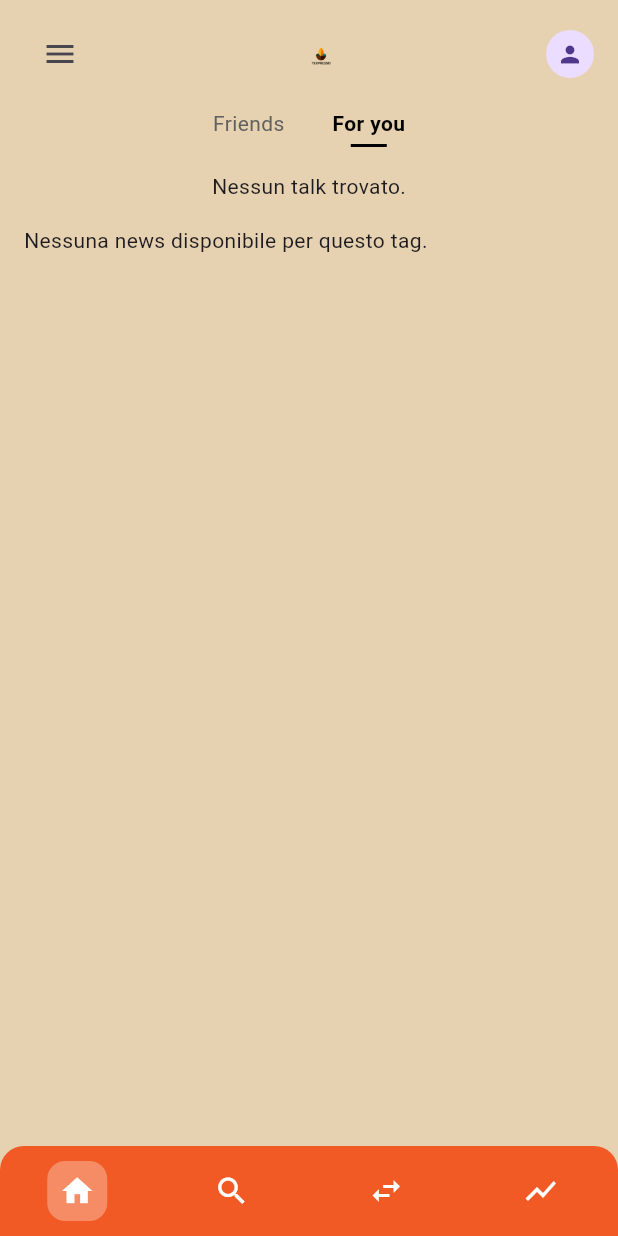
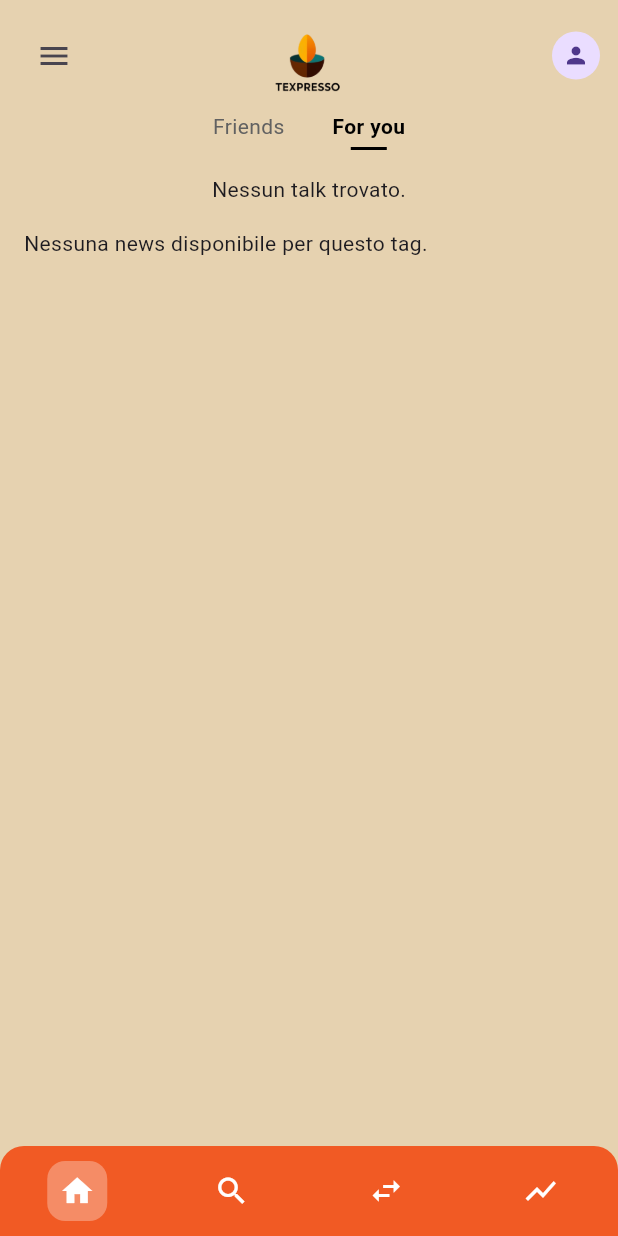
Before and after one commit to RiccardoMaffeis/texpresso, a Flutter app: the HomePage screen opened directly, on a phone screen of 412 x 824 dp. Run offline on Flutter 3.47's test engine with Material 3 defaults, Android fonts, the light colour scheme and no system bars.

Commit message:
feat: implement bottom navigation and search functionality with new pages

```diff
--- /dev/null
+++ b/Code/lib/controller/BottomNavBarController.dart
@@ -0,0 +1,35 @@
+import 'package:flutter/material.dart';
+
+// Importa qui tutte le tue pagine
+import '../views/home_screen.dart';
+import '../views/search_screen.dart';
+// ...altre pagine
+
+class BottomNavBarController extends ChangeNotifier {
+  int _selectedIndex = 0;
+
+  BottomNavBarController({int initialIndex = 0})
+    : _selectedIndex = initialIndex;
+
+  // Lista delle pagine: qui puoi passare parametri/costruttori personalizzati!
+  final List<Widget> _pages = [
+    HomePage(),
+    SearchPage(),
+    Placeholder(), // Sostituisci con la tua pagina 3
+    Placeholder(), // Sostituisci con la tua pagina 4
+  ];
+
+  int get selectedIndex => _selectedIndex;
+  Widget get currentPage => _pages[_selectedIndex];
+
+  void changeTab(int newIndex, BuildContext context) {
+    if (_selectedIndex == newIndex) return;
+    _selectedIndex = newIndex;
+    notifyListeners();
+
+    Navigator.pushReplacement(
+      context,
+      MaterialPageRoute(builder: (_) => _pages[newIndex]),
+    );
+  }
+}
--- a/Code/lib/main.dart
+++ b/Code/lib/main.dart
@@ -1,5 +1,7 @@
 import 'package:flutter/material.dart';
+import 'package:texpresso/views/home_screen.dart';
 import 'package:texpresso/views/login_screen.dart';
+import 'package:texpresso/views/search_screen.dart';
 
 void main() => runApp(const MyApp());
 
--- /dev/null
+++ b/Code/lib/models/News.dart
@@ -0,0 +1,22 @@
+class News {
+  final String title;
+  final String description;
+  final String url;
+  final String? imageUrl;
+
+  News({
+    required this.title,
+    required this.description,
+    required this.url,
+    this.imageUrl,
+  });
+
+  factory News.fromJson(Map<String, dynamic> json) {
+    return News(
+      title: json['title'] as String? ?? '',
+      description: json['description'] as String? ?? '',
+      url: json['url'] as String? ?? '',
+      imageUrl: json['urlToImage'] as String? ?? json['imageUrl'] as String?,
+    );
+  }
+}
--- /dev/null
+++ b/Code/lib/views/BottomNavBar.dart
@@ -0,0 +1,55 @@
+import 'package:flutter/material.dart';
+
+class CustomBottomNavBar extends StatelessWidget {
+  final int currentIndex;
+  final ValueChanged<int> onTap;
+
+  const CustomBottomNavBar({
+    Key? key,
+    required this.currentIndex,
+    required this.onTap,
+  }) : super(key: key);
+
+  @override
+  Widget build(BuildContext context) {
+    return Container(
+      height: 60,
+      decoration: const BoxDecoration(
+        color: Color(0xFFF15A24), // Colore arancione
+        borderRadius: BorderRadius.only(
+          topLeft: Radius.circular(16),
+          topRight: Radius.circular(16),
+        ),
+      ),
+      child: Row(
+        mainAxisAlignment: MainAxisAlignment.spaceAround,
+        children: [
+          _buildNavItem(Icons.home, 0),
+          _buildNavItem(Icons.search, 1),
+          _buildNavItem(Icons.swap_horiz, 2),
+          _buildNavItem(Icons.show_chart, 3),
+        ],
+      ),
+    );
+  }
+
+  Widget _buildNavItem(IconData icon, int index) {
+    final bool isSelected = index == currentIndex;
+    return GestureDetector(
+      onTap: () => onTap(index),
+      child: Container(
+        padding: const EdgeInsets.all(8),
+        decoration: isSelected
+            ? BoxDecoration(
+                color: Colors.white.withOpacity(0.3),
+                borderRadius: BorderRadius.circular(12),
+              )
+            : null,
+        child: Icon(
+          icon,
+          color: Colors.white,
+        ),
+      ),
+    );
+  }
+}
--- a/Code/lib/views/home_screen.dart
+++ b/Code/lib/views/home_screen.dart
@@ -1,34 +1,16 @@
+// lib/views/home_page.dart
+
 import 'dart:convert';
 import 'package:flutter/material.dart';
 import 'package:http/http.dart' as http;
-import 'package:url_launcher/url_launcher.dart'; // <-- per url_launcher
+import 'package:url_launcher/url_launcher.dart';
 
 import '../models/talk.dart';
-import 'login_screen.dart';
-import 'profile_screen.dart';
-
-class News {
-  final String title;
-  final String description;
-  final String url;
-  final String? imageUrl;
-
-  News({
-    required this.title,
-    required this.description,
-    required this.url,
-    this.imageUrl,
-  });
-
-  factory News.fromJson(Map<String, dynamic> json) {
-    return News(
-      title: json['title'] as String? ?? '',
-      description: json['description'] as String? ?? '',
-      url: json['url'] as String? ?? '',
-      imageUrl: json['urlToImage'] as String? ?? json['imageUrl'] as String?,
-    );
-  }
-}
+import '../models/News.dart';
+import '../views/login_screen.dart';
+import '../views/profile_screen.dart';
+import '../views/BottomNavBar.dart';
+import '../controller/BottomNavBarController.dart';
 
 class HomePage extends StatefulWidget {
   final Talk? talkToShow;
@@ -41,7 +23,11 @@ class HomePage extends StatefulWidget {
 class _HomePageState extends State<HomePage> {
   late Future<News?>? _newsFuture;
   int _selectedTab = 1;
-  int _selectedNav = 0;
+
+  // Controller inizializzato a 0 = Home
+  final BottomNavBarController _navController = BottomNavBarController(
+    initialIndex: 0,
+  );
 
   @override
   void initState() {
@@ -54,41 +40,37 @@ class _HomePageState extends State<HomePage> {
     }
   }
 
+  @override
+  void dispose() {
+    _navController.dispose();
+    super.dispose();
+  }
+
   Future<News?> fetchNews(String tag) async {
     final uri = Uri.parse(
       'https://w8mtzslj7l.execute-api.us-east-1.amazonaws.com/default/Get_newsapi_by_tag',
     );
-    final payload = jsonEncode({'query': tag, 'pages': 1});
-    debugPrint('[fetchNews] POST $uri → $payload');
-
     final res = await http.post(
       uri,
       headers: {'Content-Type': 'application/json'},
-      body: payload,
+      body: jsonEncode({'query': tag, 'pages': 1}),
     );
-    debugPrint('[fetchNews] status: ${res.statusCode}');
-    debugPrint('[fetchNews] body: ${res.body}');
-
     if (res.statusCode == 200) {
       try {
         final data = jsonDecode(res.body);
         if (data is List && data.isNotEmpty) {
           return News.fromJson(data[0] as Map<String, dynamic>);
         }
-      } catch (e) {
-        debugPrint('[fetchNews] JSON parse error: $e');
-      }
+      } catch (_) {}
     }
     return null;
   }
 
   Future<void> _launchUrl(String url) async {
     final uri = Uri.parse(url);
-    if (!await canLaunchUrl(uri)) {
-      debugPrint('Could not launch $url');
-      return;
+    if (await canLaunchUrl(uri)) {
+      await launchUrl(uri, mode: LaunchMode.externalApplication);
     }
-    await launchUrl(uri, mode: LaunchMode.externalApplication);
   }
 
   @override
@@ -101,26 +83,29 @@ class _HomePageState extends State<HomePage> {
           children: [
             // — Header —
             Padding(
-              padding: const EdgeInsets.symmetric(horizontal: 16, vertical: 12),
+              padding: const EdgeInsets.symmetric(horizontal: 12, vertical: 12),
               child: Row(
                 children: [
                   IconButton(icon: const Icon(Icons.menu), onPressed: () {}),
-
-                  const Spacer(),
-
-                  Image.asset('lib/resources/Logo.png', width: 32, height: 32),
-
-                  const Spacer(),
-
-                  // Avatar tappabile che apre LoginScreen
+                  Expanded(
+                    child: Center(
+                      child: Image.asset(
+                        'lib/resources/Logo.png',
+                        width: 50,
+                        height: 50,
+                      ),
+                    ),
+                  ),
+                  const SizedBox(width: 19),
                   InkWell(
                     borderRadius: BorderRadius.circular(16),
-                    onTap: () {
-                      Navigator.push(
-                        context,
-                        MaterialPageRoute(builder: (_) => const ProfilePage()),
-                      );
-                    },
+                    onTap:
+                        () => Navigator.push(
+                          context,
+                          MaterialPageRoute(
+                            builder: (_) => const ProfilePage(),
+                          ),
+                        ),
                     child: const CircleAvatar(
                       radius: 16,
                       child: Icon(Icons.person, size: 18),
@@ -139,7 +124,6 @@ class _HomePageState extends State<HomePage> {
                 _buildTabItem(1, 'For you'),
               ],
             ),
-
             const SizedBox(height: 16),
 
             // — Content —
@@ -147,15 +131,11 @@ class _HomePageState extends State<HomePage> {
               child: ListView(
                 padding: const EdgeInsets.symmetric(horizontal: 16),
                 children: [
-                  // Talk Card
                   if (talk != null)
                     _buildTalkCard(talk)
                   else
                     const Center(child: Text('Nessun talk trovato.')),
-
                   const SizedBox(height: 16),
-
-                  // News Card
                   FutureBuilder<News?>(
                     future: _newsFuture,
                     builder: (context, snapshot) {
@@ -167,7 +147,9 @@ class _HomePageState extends State<HomePage> {
                       }
                       final news = snapshot.data;
                       if (news == null) {
-                        return const Text('Nessuna news disponibile per questo tag.');
+                        return const Text(
+                          'Nessuna news disponibile per questo tag.',
+                        );
                       }
                       return Container(
                         decoration: BoxDecoration(
@@ -178,7 +160,7 @@ class _HomePageState extends State<HomePage> {
                         child: Column(
                           crossAxisAlignment: CrossAxisAlignment.start,
                           children: [
-                            if (news.imageUrl != null && news.imageUrl!.isNotEmpty)
+                            if (news.imageUrl?.isNotEmpty == true)
                               ClipRRect(
                                 borderRadius: BorderRadius.circular(12),
                                 child: Image.network(
@@ -188,9 +170,8 @@ class _HomePageState extends State<HomePage> {
                                   fit: BoxFit.cover,
                                 ),
                               ),
-                            if (news.imageUrl != null && news.imageUrl!.isNotEmpty)
+                            if (news.imageUrl?.isNotEmpty == true)
                               const SizedBox(height: 12),
-
                             Text(
                               news.title,
                               style: const TextStyle(
@@ -210,7 +191,9 @@ class _HomePageState extends State<HomePage> {
                             const SizedBox(height: 12),
                             TextButton(
                               onPressed: () => _launchUrl(news.url),
-                              style: TextButton.styleFrom(padding: EdgeInsets.zero),
+                              style: TextButton.styleFrom(
+                                padding: EdgeInsets.zero,
+                              ),
                               child: const Text(
                                 'Leggi di più',
                                 style: TextStyle(
@@ -232,24 +215,21 @@ class _HomePageState extends State<HomePage> {
       ),
 
       // — Bottom Navigation Bar —
-      bottomNavigationBar: Container(
-        height: 60,
-        decoration: const BoxDecoration(
-          color: Color(0xFFF15A24),
-          borderRadius: BorderRadius.only(
-            topLeft: Radius.circular(16),
-            topRight: Radius.circular(16),
-          ),
-        ),
-        child: Row(
-          mainAxisAlignment: MainAxisAlignment.spaceAround,
-          children: [
-            _buildNavItem(0, Icons.home),
-            _buildNavItem(1, Icons.search),
-            _buildNavItem(2, Icons.swap_horiz),
-            _buildNavItem(3, Icons.show_chart),
-          ],
-        ),
+      bottomNavigationBar: CustomBottomNavBar(
+        currentIndex: _navController.selectedIndex,
+        onTap: (idx) {
+          if (idx == 0) {
+            // Passiamo sempre il talk corrente
+            Navigator.pushReplacement(
+              context,
+              MaterialPageRoute(
+                builder: (_) => HomePage(talkToShow: widget.talkToShow),
+              ),
+            );
+          } else {
+            _navController.changeTab(idx, context);
+          }
+        },
       ),
     );
   }
@@ -289,25 +269,33 @@ class _HomePageState extends State<HomePage> {
       child: Column(
         crossAxisAlignment: CrossAxisAlignment.start,
         children: [
-          // header
           Row(
             mainAxisAlignment: MainAxisAlignment.spaceBetween,
             children: [
               Row(
                 children: [
-                  const CircleAvatar(radius: 16, child: Icon(Icons.person, size: 16)),
+                  const CircleAvatar(
+                    radius: 16,
+                    child: Icon(Icons.person, size: 16),
+                  ),
                   const SizedBox(width: 8),
                   Column(
                     crossAxisAlignment: CrossAxisAlignment.start,
                     children: [
                       Text(
                         talk.speakers,
-                        style: const TextStyle(color: Colors.white, fontWeight: FontWeight.bold),
+                        style: const TextStyle(
+                          color: Colors.white,
+                          fontWeight: FontWeight.bold,
+                        ),
                       ),
                       const SizedBox(height: 2),
                       Text(
                         '3 min ago',
-                        style: TextStyle(color: Colors.white.withOpacity(0.8), fontSize: 12),
+                        style: TextStyle(
+                          color: Colors.white.withOpacity(0.8),
+                          fontSize: 12,
+                        ),
                       ),
                     ],
                   ),
@@ -316,54 +304,40 @@ class _HomePageState extends State<HomePage> {
               const Icon(Icons.more_vert, color: Colors.white),
             ],
           ),
-
           const SizedBox(height: 12),
-
-          // titolo e descrizione
           Text(
             talk.title,
-            style: const TextStyle(color: Colors.white, fontSize: 18, fontWeight: FontWeight.bold),
+            style: const TextStyle(
+              color: Colors.white,
+              fontSize: 18,
+              fontWeight: FontWeight.bold,
+            ),
           ),
           const SizedBox(height: 8),
           Text(
             talk.description,
             style: const TextStyle(color: Colors.white, fontSize: 14),
           ),
-
           const SizedBox(height: 12),
-
-          // footer likes/comments
           Row(
             children: [
               const Icon(Icons.favorite_border, color: Colors.white),
               const SizedBox(width: 6),
-              Text('${talk.duration} likes', style: const TextStyle(color: Colors.white, fontSize: 12)),
+              Text(
+                '${talk.duration} likes',
+                style: const TextStyle(color: Colors.white, fontSize: 12),
+              ),
               const SizedBox(width: 16),
               const Icon(Icons.comment, color: Colors.white),
               const SizedBox(width: 6),
-              Text('${talk.tags.length} comments',
-                  style: const TextStyle(color: Colors.white, fontSize: 12)),
+              Text(
+                '${talk.tags.length} comments',
+                style: const TextStyle(color: Colors.white, fontSize: 12),
+              ),
             ],
           ),
         ],
       ),
     );
   }
-
-  Widget _buildNavItem(int idx, IconData icon) {
-    final selected = _selectedNav == idx;
-    return GestureDetector(
-      onTap: () => setState(() => _selectedNav = idx),
-      child: Container(
-        padding: const EdgeInsets.all(8),
-        decoration: selected
-            ? BoxDecoration(
-                color: Colors.white.withOpacity(0.3),
-                borderRadius: BorderRadius.circular(12),
-              )
-            : null,
-        child: Icon(icon, color: Colors.white),
-      ),
-    );
-  }
 }
```
Also changed, not shown: Code/lib/views/search_screen.dart (added, +194 -0 lines), Code/lib/resources/Logo.png, 1 other file.
